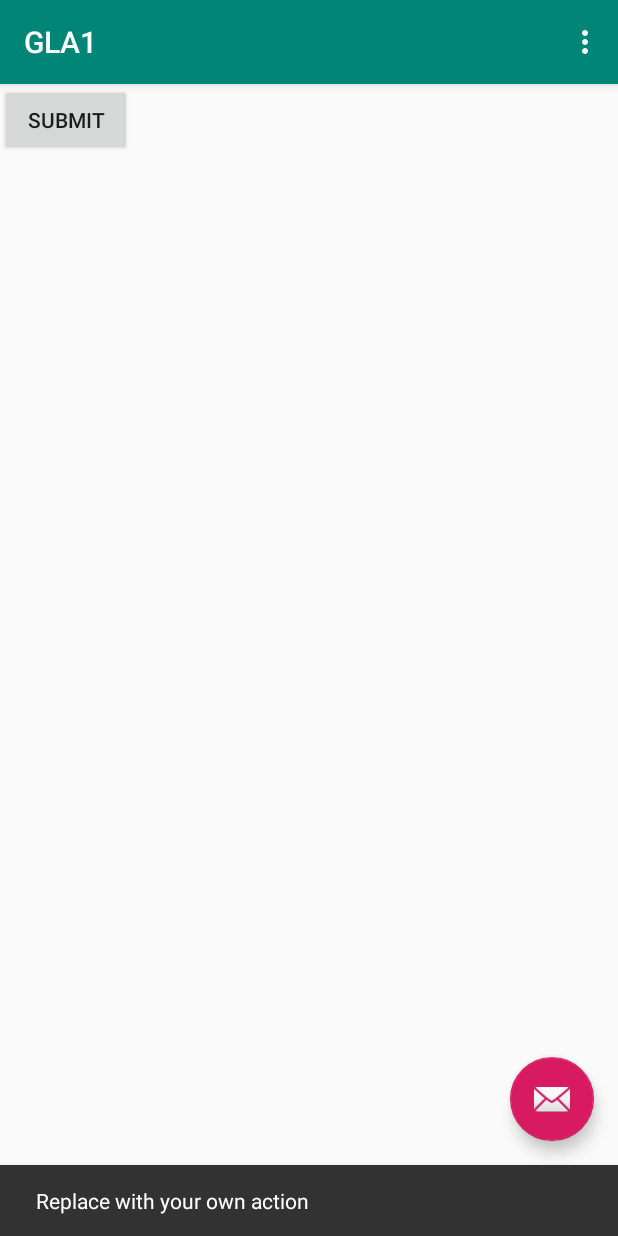
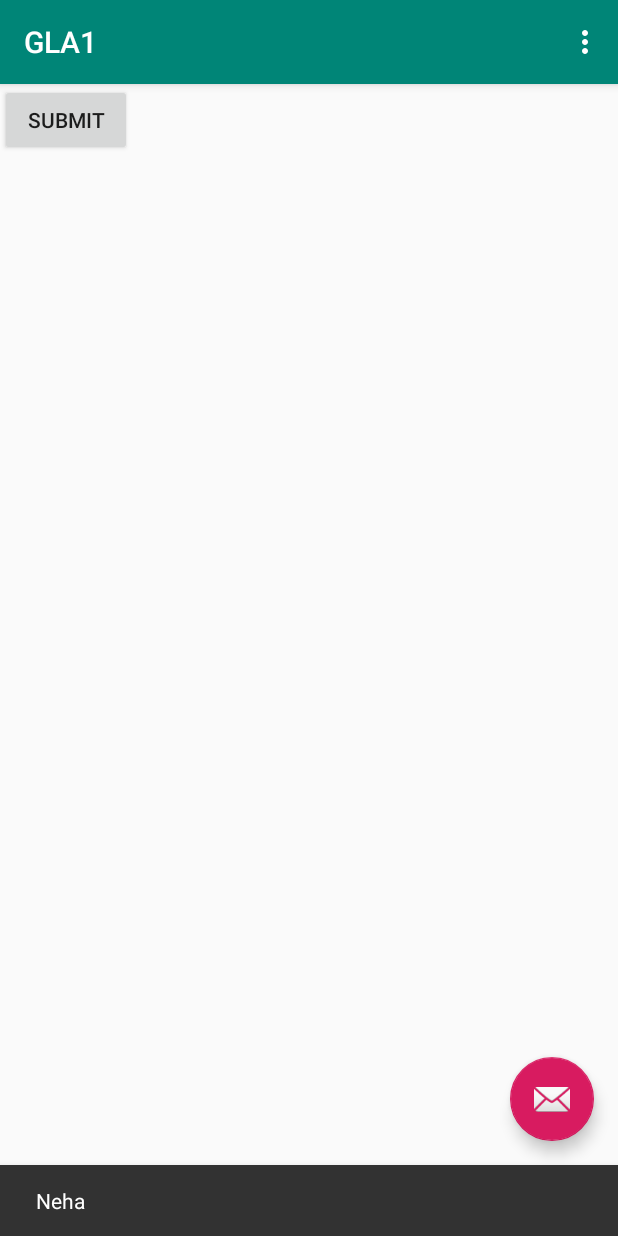
Before and after one commit to Neha2908/GLA1, an Android app: the screen it shows after launch (MainActivity), after a tap on an icon or button, on a phone screen of 412 x 824 dp. Run offline under Robolectric (Android 15) with nearby library versions, the phone set to English and light mode, and no system bars.

Commit message:
set action to ok commit

```diff
--- a/app/src/main/java/varshney/neha/gla1/MainActivity.java
+++ b/app/src/main/java/varshney/neha/gla1/MainActivity.java
@@ -22,8 +22,8 @@ public class MainActivity extends AppCompatActivity {
         fab.setOnClickListener(new View.OnClickListener() {
             @Override
             public void onClick(View view) {
-                Snackbar.make(view, "Replace with your own action", Snackbar.LENGTH_LONG)
-                        .setAction("Action", null).show();
+                Snackbar.make(view, "Neha", Snackbar.LENGTH_LONG)
+                        .setAction("ok", null).show();
             }
         });
     }
```
